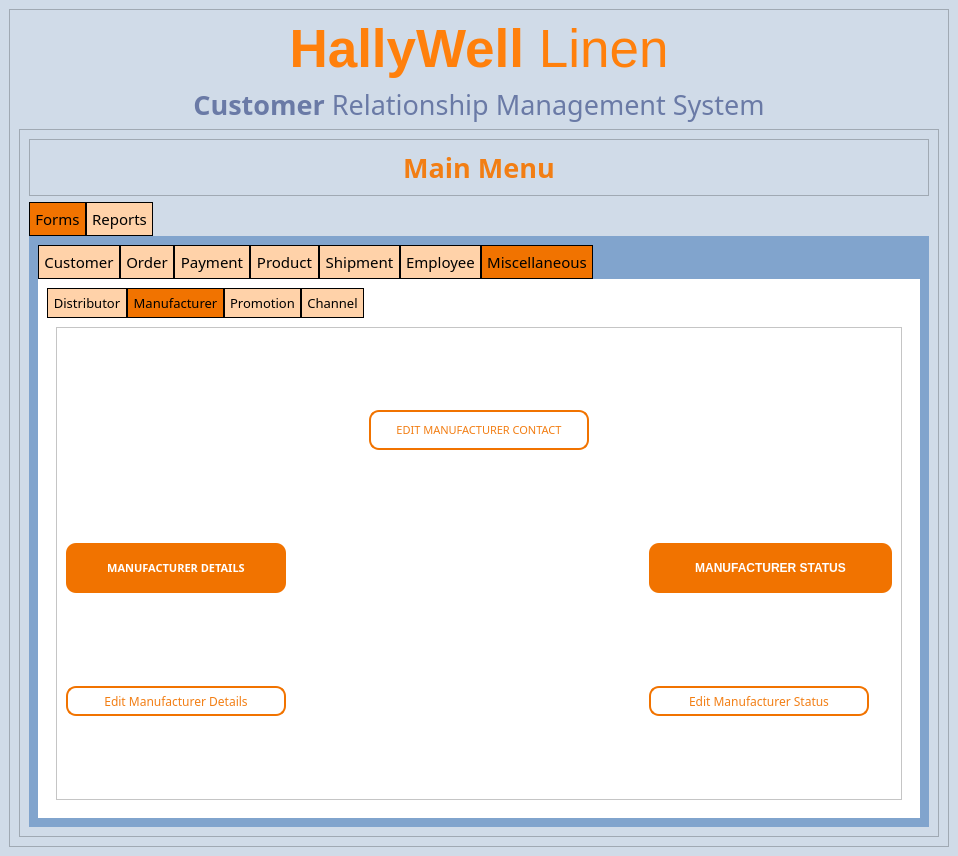
This is Hallywell CRMS v1/UI Files/mainscreen.ui in apduong/CIS-3365 as Qt 5 draws it before an edit. The edited form follows.
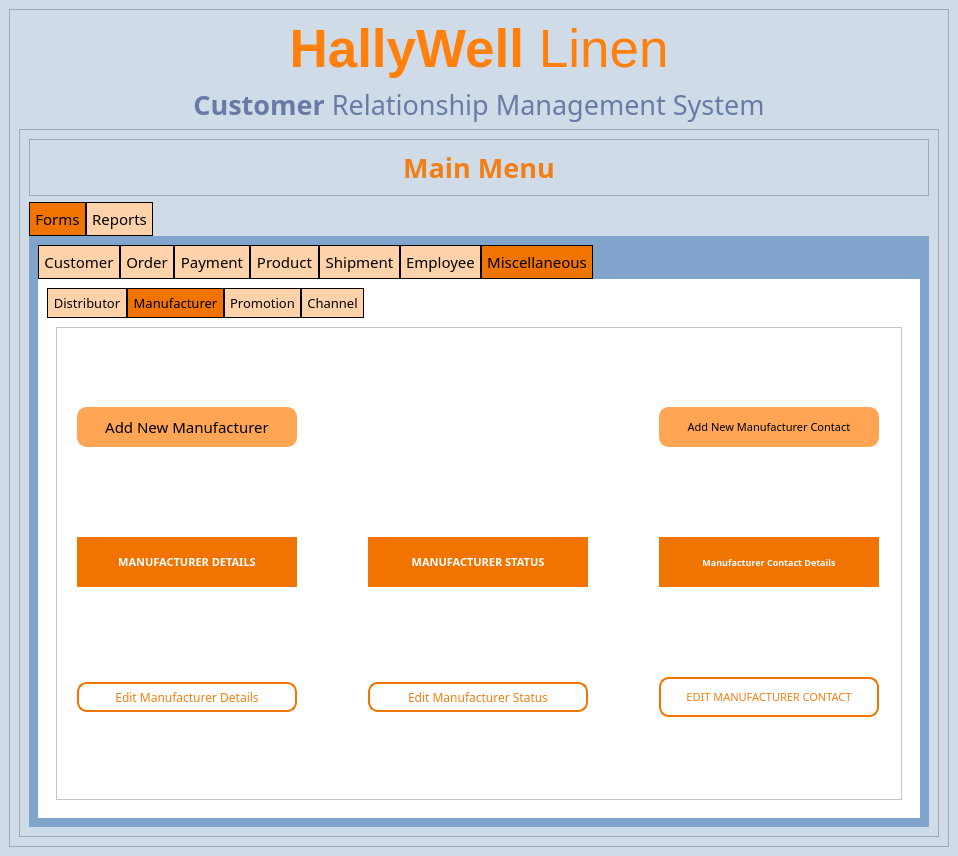
This is the edited form. The open tabs and pages were chosen to show the change. Icons and pictures are not drawn.

Commit message: Added NewDistributorContact; NewDistributor; NewManufacturerContact; NewManufacturer

```diff
--- a/Hallywell CRMS v1/UI Files/mainscreen.ui
+++ b/Hallywell CRMS v1/UI Files/mainscreen.ui
@@ -1791,11 +1791,13 @@
                       <item>
                        <widget class="QFrame" name="frame_11">
                         <property name="styleSheet">
-                         <string notr="true">QLabel{color:white;background-color:#F17300; border: solid white; border-radius: 10px;}
+                         <string notr="true">QLabel{color:white;background-color:#F17300; border: solid white; border-radius: 0;}
 QPushButton{color:#F27E14; border:2px solid #F17300; border-radius: 10px;padding:2px;}
 QPushButton::hover{border:2px solid white; background-color:#F27E14; color:white;}
-QPushButton#addEmploy{color: black; background-color: #FFA553; border: 2px solid #FFA553;}
-QPushButton#addEmploy::hover{color:#FFA553; background-color: black; border: 2px solid black;}
+QPushButton#addButton_manu{color: black; background-color: #FFA553; border: 2px solid #FFA553;}
+QPushButton#addButton_manu::hover{color:#FFA553; background-color: black; border: 2px solid black;}
+QPushButton#new_manuconButton{color: black; background-color: #FFA553; border: 2px solid #FFA553;}
+QPushButton#new_manuconButton::hover{color:#FFA553; background-color: black; border: 2px solid black;}
 </string>
                         </property>
                         <property name="frameShape">
@@ -1811,28 +1813,63 @@
                          <property name="verticalSpacing">
                           <number>20</number>
                          </property>
-                         <item row="2" column="2">
-                          <widget class="QPushButton" name="edit_manustat">
+                         <item row="1" column="1">
+                          <widget class="QLabel" name="label_19">
                            <property name="minimumSize">
                             <size>
                              <width>220</width>
-                             <height>30</height>
+                             <height>50</height>
                             </size>
                            </property>
                            <property name="maximumSize">
                             <size>
                              <width>220</width>
-                             <height>30</height>
+                             <height>50</height>
                             </size>
                            </property>
                            <property name="font">
                             <font>
-                             <family>Montserrat</family>
-                             <pointsize>9</pointsize>
+                             <family>Montserrat Medium</family>
+                             <pointsize>8</pointsize>
+                             <weight>75</weight>
+                             <bold>true</bold>
                             </font>
                            </property>
                            <property name="text">
-                            <string>Edit Manufacturer Status</string>
+                            <string>MANUFACTURER STATUS</string>
+                           </property>
+                           <property name="alignment">
+                            <set>Qt::AlignCenter</set>
+                           </property>
+                          </widget>
+                         </item>
+                         <item row="1" column="2">
+                          <widget class="QLabel" name="label_23">
+                           <property name="minimumSize">
+                            <size>
+                             <width>220</width>
+                             <height>50</height>
+                            </size>
+                           </property>
+                           <property name="maximumSize">
+                            <size>
+                             <width>220</width>
+                             <height>50</height>
+                            </size>
+                           </property>
+                           <property name="font">
+                            <font>
+                             <family>Montserrat Medium</family>
+                             <pointsize>7</pointsize>
+                             <weight>75</weight>
+                             <bold>true</bold>
+                            </font>
+                           </property>
+                           <property name="text">
+                            <string>Manufacturer Contact Details</string>
+                           </property>
+                           <property name="alignment">
+                            <set>Qt::AlignCenter</set>
                            </property>
                           </widget>
                          </item>
@@ -1864,19 +1901,6 @@
                            </property>
                           </widget>
                          </item>
-                         <item row="0" column="0">
-                          <spacer name="horizontalSpacer_13">
-                           <property name="orientation">
-                            <enum>Qt::Horizontal</enum>
-                           </property>
-                           <property name="sizeHint" stdset="0">
-                            <size>
-                             <width>40</width>
-                             <height>20</height>
-                            </size>
-                           </property>
-                          </spacer>
-                         </item>
                          <item row="1" column="0">
                           <widget class="QLabel" name="label_18">
                            <property name="minimumSize">
@@ -1907,37 +1931,7 @@
                            </property>
                           </widget>
                          </item>
-                         <item row="0" column="2">
-                          <spacer name="horizontalSpacer_14">
-                           <property name="orientation">
-                            <enum>Qt::Horizontal</enum>
-                           </property>
-                           <property name="sizeHint" stdset="0">
-                            <size>
-                             <width>40</width>
-                             <height>20</height>
-                            </size>
-                           </property>
-                          </spacer>
-                         </item>
-                         <item row="1" column="2">
-                          <widget class="QLabel" name="label_19">
-                           <property name="font">
-                            <font>
-                             <pointsize>9</pointsize>
-                             <weight>75</weight>
-                             <bold>true</bold>
-                            </font>
-                           </property>
-                           <property name="text">
-                            <string>MANUFACTURER STATUS</string>
-                           </property>
-                           <property name="alignment">
-                            <set>Qt::AlignCenter</set>
-                           </property>
-                          </widget>
-                         </item>
-                         <item row="0" column="1">
+                         <item row="2" column="2">
                           <widget class="QPushButton" name="edit_manucon">
                            <property name="minimumSize">
                             <size>
@@ -1968,6 +1962,81 @@
                            </property>
                           </widget>
                          </item>
+                         <item row="0" column="2">
+                          <widget class="QPushButton" name="new_manuconButton">
+                           <property name="minimumSize">
+                            <size>
+                             <width>220</width>
+                             <height>40</height>
+                            </size>
+                           </property>
+                           <property name="maximumSize">
+                            <size>
+                             <width>220</width>
+                             <height>40</height>
+                            </size>
+                           </property>
+                           <property name="font">
+                            <font>
+                             <family>Montserrat Medium</family>
+                             <pointsize>8</pointsize>
+                            </font>
+                           </property>
+                           <property name="text">
+                            <string>Add New Manufacturer Contact</string>
+                           </property>
+                          </widget>
+                         </item>
+                         <item row="2" column="1">
+                          <widget class="QPushButton" name="edit_manustat">
+                           <property name="minimumSize">
+                            <size>
+                             <width>220</width>
+                             <height>30</height>
+                            </size>
+                           </property>
+                           <property name="maximumSize">
+                            <size>
+                             <width>220</width>
+                             <height>30</height>
+                            </size>
+                           </property>
+                           <property name="font">
+                            <font>
+                             <family>Montserrat</family>
+                             <pointsize>9</pointsize>
+                            </font>
+                           </property>
+                           <property name="text">
+                            <string>Edit Manufacturer Status</string>
+                           </property>
+                          </widget>
+                         </item>
+                         <item row="0" column="0">
+                          <widget class="QPushButton" name="addButton_manu">
+                           <property name="minimumSize">
+                            <size>
+                             <width>220</width>
+                             <height>40</height>
+                            </size>
+                           </property>
+                           <property name="maximumSize">
+                            <size>
+                             <width>220</width>
+                             <height>40</height>
+                            </size>
+                           </property>
+                           <property name="font">
+                            <font>
+                             <family>Montserrat Medium</family>
+                             <pointsize>11</pointsize>
+                            </font>
+                           </property>
+                           <property name="text">
+                            <string>Add New Manufacturer</string>
+                           </property>
+                          </widget>
+                         </item>
                         </layout>
                        </widget>
                       </item>
```
Left out of the diff: 151 changed lines with no effect on the pictures. The commit also changes 11 other files.
